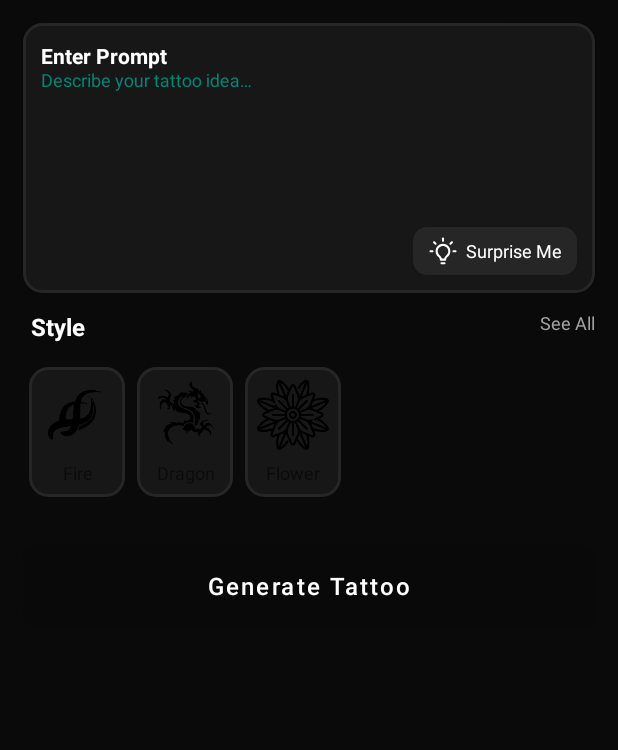
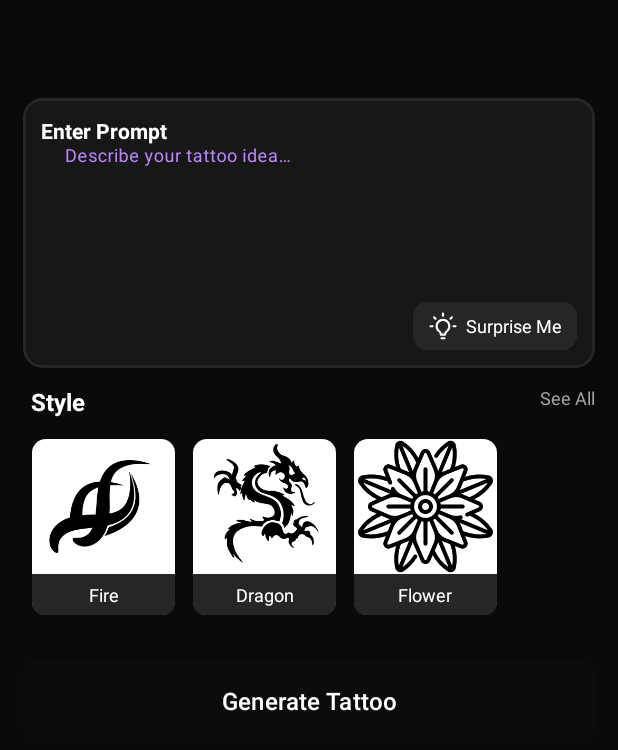
Before and after one commit to AbdulBasitKnights/AiTattooMaker, an Android app: the fragment AiCreateFragment shown on its own in the app's theme, on a phone screen of 412 x 824 dp. Shown: the top 750 px of the screen. Run offline under Robolectric (Android 15) with nearby library versions, the phone set to English and light mode, and no system bars.

Commit message:
ai create ui in progress

```diff
--- a/app/src/main/java/com/basit/aitattoomaker/presentation/ai_create/AiCreateFragment.kt
+++ b/app/src/main/java/com/basit/aitattoomaker/presentation/ai_create/AiCreateFragment.kt
@@ -5,6 +5,7 @@ import android.view.View
 import android.widget.Toast
 import androidx.core.widget.addTextChangedListener
 import androidx.fragment.app.Fragment
+import androidx.navigation.fragment.findNavController
 import com.basit.aitattoomaker.R
 import com.basit.aitattoomaker.databinding.FragmentAiCreateBinding
 import com.basit.aitattoomaker.presentation.ai_create.adapter.StyleAdapter
@@ -46,8 +47,11 @@ class AiCreateFragment : Fragment(R.layout.fragment_ai_create) {
             v.parent.requestDisallowInterceptTouchEvent(true)
             false
         }
-        binding.etPrompt.addTextChangedListener {
-            binding.btnCreate.isEnabled = !it.isNullOrBlank()
+//        binding.etPrompt.addTextChangedListener {
+//            binding.btnCreate.isEnabled = !it.isNullOrBlank()
+//        }
+        binding?.btnCreate?.setOnClickListener {
+            findNavController().navigate(AiCreateFragmentDirections.actionNavigationAicreateToNavigationAitools())
         }
     }
 
--- a/app/src/main/java/com/basit/aitattoomaker/presentation/ai_create/adapter/StyleAdapter.kt
+++ b/app/src/main/java/com/basit/aitattoomaker/presentation/ai_create/adapter/StyleAdapter.kt
@@ -21,10 +21,10 @@ class StyleAdapter(
     inner class StyleViewHolder(private val binding: ItemStyleBinding) :
         RecyclerView.ViewHolder(binding.root) {
         fun bind(item: StyleItem) {
-            binding.tvStyle.text = item.title
-            Glide.with(binding.imgStyle)
+            binding.tvTattooName.text = item.title
+            Glide.with(binding.ivTattoo)
                 .load(item.url)
-                .into(binding.imgStyle)
+                .into(binding.ivTattoo)
             binding.root.setOnClickListener { onClick(item) }
         }
     }
--- a/app/src/main/java/com/basit/aitattoomaker/presentation/home/HomeFragment.kt
+++ b/app/src/main/java/com/basit/aitattoomaker/presentation/home/HomeFragment.kt
@@ -51,7 +51,7 @@ class HomeFragment : Fragment() {
         mActivity?.let { activity->
             binding?.apply {
                 textTattoo?.setOnClickListener {
-                    findNavController().navigate(HomeFragmentDirections.actionNavigationHomeToNavigationAitools())
+                    findNavController().navigate(HomeFragmentDirections.actionNavigationHomeToNavigationAicreate())
                 }
                 textAiCamera?.setOnClickListener {
                     Toast.makeText(activity, "Upcoming Feature", Toast.LENGTH_SHORT).show()
--- a/app/src/main/res/layout/fragment_ai_create.xml
+++ b/app/src/main/res/layout/fragment_ai_create.xml
@@ -6,6 +6,7 @@
     android:layout_width="match_parent"
     android:layout_height="match_parent"
     android:background="@color/black"
+    android:paddingTop="50dp"
     android:fillViewport="true">
 
     <androidx.constraintlayout.widget.ConstraintLayout
--- a/app/src/main/res/layout/fragment_home.xml
+++ b/app/src/main/res/layout/fragment_home.xml
@@ -17,6 +17,7 @@
         android:textSize="20sp"
         android:paddingVertical="12dp"
         android:text="@string/ai_tattoo"
+        android:paddingHorizontal="10dp"
         android:textColor="@color/purple_200"
         android:background="@drawable/bg_loader_round"
         app:drawableStartCompat="@drawable/ai_create"
@@ -35,6 +36,7 @@
         android:layout_marginEnd="20dp"
         android:paddingVertical="12dp"
         android:textAlignment="center"
+        android:paddingHorizontal="10dp"
         android:textSize="20sp"
         android:text="@string/ai_camera"
         android:background="@drawable/bg_loader_round"
--- a/app/src/main/res/layout/item_style.xml
+++ b/app/src/main/res/layout/item_style.xml
@@ -1,28 +1,36 @@
 <?xml version="1.0" encoding="utf-8"?>
-<LinearLayout xmlns:android="http://schemas.android.com/apk/res/android"
+<androidx.constraintlayout.widget.ConstraintLayout
+    xmlns:android="http://schemas.android.com/apk/res/android"
     xmlns:app="http://schemas.android.com/apk/res-auto"
-    android:layout_width="wrap_content"
+    xmlns:tools="http://schemas.android.com/tools"
+    android:layout_width="95dp"
     android:layout_height="wrap_content"
-    android:orientation="vertical"
-    android:padding="8dp"
-    android:layout_margin="4dp"
-    android:background="@drawable/bg_loader_round"
-    android:gravity="center">
+    android:background="@drawable/bg_round"
+    android:layout_marginHorizontal="6dp"
+    android:layout_marginVertical="2dp">
 
     <ImageView
-        android:id="@+id/imgStyle"
-        android:layout_width="48dp"
-        android:layout_height="48dp"
-        android:scaleType="centerInside"
-        android:src="@drawable/tattoo"
-        android:contentDescription="@string/app_name" />
+        android:id="@+id/ivTattoo"
+        android:layout_width="95dp"
+        android:layout_height="90dp"
+        android:adjustViewBounds="true"
+        app:layout_constraintEnd_toEndOf="parent"
+        app:layout_constraintStart_toStartOf="parent"
+        app:layout_constraintTop_toTopOf="parent"
+        tools:src="@drawable/tattoo" />
 
     <TextView
-        android:id="@+id/tvStyle"
-        android:layout_width="wrap_content"
+        android:id="@+id/tvTattooName"
+        android:layout_width="match_parent"
         android:layout_height="wrap_content"
-        android:layout_marginTop="6dp"
-        android:text="@string/ai_tattoo"
+        android:textColor="@color/white"
+        android:background="@drawable/bg_bottom_round"
         android:textSize="12sp"
-        android:textAlignment="center" />
-</LinearLayout>
+        android:gravity="center"
+        android:paddingVertical="5dp"
+        app:layout_constraintEnd_toEndOf="@id/ivTattoo"
+        app:layout_constraintStart_toStartOf="@id/ivTattoo"
+        app:layout_constraintTop_toBottomOf="@id/ivTattoo"
+        tools:text="Tattoo" />
+
+</androidx.constraintlayout.widget.ConstraintLayout>
--- a/app/src/main/res/navigation/mobile_navigation.xml
+++ b/app/src/main/res/navigation/mobile_navigation.xml
@@ -10,15 +10,25 @@
         android:name="com.basit.aitattoomaker.presentation.home.HomeFragment"
         android:label="@string/title_aicreate"
         tools:layout="@layout/fragment_home" >
+
         <action
-            android:id="@+id/action_navigation_home_to_navigation_aitools"
-            app:destination="@id/navigation_aitools" />
+            android:id="@+id/action_navigation_home_to_navigation_aicreate"
+            app:destination="@id/navigation_aicreate" />
     </fragment>
     <fragment
-        android:id="@+id/navigation_aicreate"
+        android:id="@+id/navigation_aicamera"
         android:name="com.basit.aitattoomaker.presentation.camera.CameraScreen"
         android:label="@string/title_aicreate"
         tools:layout="@layout/fragment_camera" />
+    <fragment
+        android:id="@+id/navigation_aicreate"
+        android:name="com.basit.aitattoomaker.presentation.ai_create.AiCreateFragment"
+        android:label="@string/title_aicreate"
+        tools:layout="@layout/fragment_ai_create" >
+        <action
+            android:id="@+id/action_navigation_aicreate_to_navigation_aitools"
+            app:destination="@id/navigation_aitools" />
+    </fragment>
 
     <fragment
         android:id="@+id/navigation_aitools"
--- a/app/src/main/res/values-night/themes.xml
+++ b/app/src/main/res/values-night/themes.xml
@@ -1,6 +1,6 @@
 <resources xmlns:tools="http://schemas.android.com/tools">
     <!-- Base application theme. -->
-    <style name="Theme.AiTattooMaker" parent="Theme.AppCompat.DayNight.NoActionBar">
+    <style name="Theme.AiTattooMaker" parent="Theme.Material3.DayNight.NoActionBar">
         <!-- Primary brand color. -->
         <item name="colorPrimary">@color/purple_200</item>
         <item name="colorPrimaryVariant">@color/purple_700</item>
@@ -9,8 +9,10 @@
         <item name="colorSecondary">@color/teal_200</item>
         <item name="colorSecondaryVariant">@color/teal_200</item>
         <item name="colorOnSecondary">@color/black</item>
+        <item name="colorSurface">@color/black</item>
         <!-- Status bar color. -->
-        <item name="android:statusBarColor">?attr/colorPrimaryVariant</item>
+        <item name="android:statusBarColor">?attr/colorSurface</item>
+        <item name="android:windowLightStatusBar">false</item>
         <item name="android:navigationBarColor">@color/black</item>
         <!-- Customize your theme here. -->
     </style>
--- a/app/src/main/res/values/themes.xml
+++ b/app/src/main/res/values/themes.xml
@@ -1,6 +1,6 @@
 <resources xmlns:tools="http://schemas.android.com/tools">
     <!-- Base application theme. -->
-    <style name="Theme.AiTattooMaker" parent="Theme.AppCompat.DayNight.NoActionBar">
+    <style name="Theme.AiTattooMaker" parent="Theme.Material3.DayNight.NoActionBar">
         <!-- Primary brand color. -->
         <item name="colorPrimary">@color/purple_200</item>
         <item name="colorPrimaryVariant">@color/purple_700</item>
@@ -9,8 +9,9 @@
         <item name="colorSecondary">@color/teal_200</item>
         <item name="colorSecondaryVariant">@color/teal_200</item>
         <item name="colorOnSecondary">@color/black</item>
+        <item name="colorSurface">@color/black</item>
         <!-- Status bar color. -->
-        <item name="android:statusBarColor">@color/black</item>
+        <item name="android:statusBarColor">?attr/colorSurface</item>
         <item name="android:windowLightStatusBar">false</item>
         <item name="android:navigationBarColor">@color/black</item>
         <!-- Customize your theme here. -->
```
